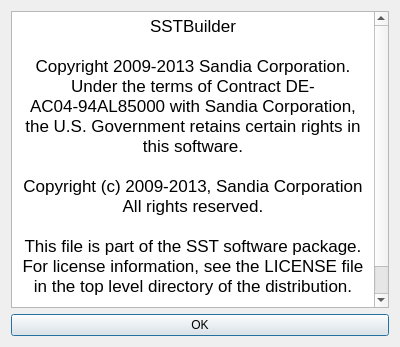
Before: the Qt Designer form tools/sstbuilder/aboutdialog.ui in sstsimulator/sst-workbench, drawn with Qt 5.
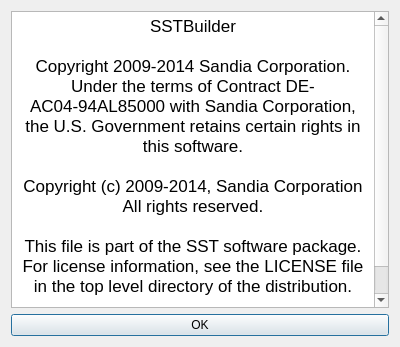
After: the same form once the commit is applied.

```diff
--- a/tools/sstbuilder/aboutdialog.ui
+++ b/tools/sstbuilder/aboutdialog.ui
@@ -29,9 +29,9 @@
 &lt;/style&gt;&lt;/head&gt;&lt;body style=&quot; font-family:'Lucida Grande'; font-size:13pt; font-weight:400; font-style:normal;&quot;&gt;
 &lt;p align=&quot;center&quot; style=&quot; margin-top:0px; margin-bottom:0px; margin-left:0px; margin-right:0px; -qt-block-indent:0; text-indent:0px;&quot;&gt;SSTBuilder&lt;/p&gt;
 &lt;p align=&quot;center&quot; style=&quot;-qt-paragraph-type:empty; margin-top:0px; margin-bottom:0px; margin-left:0px; margin-right:0px; -qt-block-indent:0; text-indent:0px;&quot;&gt;&lt;br /&gt;&lt;/p&gt;
-&lt;p align=&quot;center&quot; style=&quot; margin-top:0px; margin-bottom:0px; margin-left:0px; margin-right:0px; -qt-block-indent:0; text-indent:0px;&quot;&gt;Copyright 2009-2013 Sandia Corporation. Under the terms of Contract DE-AC04-94AL85000 with Sandia Corporation, the U.S. Government retains certain rights in this software.&lt;/p&gt;
+&lt;p align=&quot;center&quot; style=&quot; margin-top:0px; margin-bottom:0px; margin-left:0px; margin-right:0px; -qt-block-indent:0; text-indent:0px;&quot;&gt;Copyright 2009-2014 Sandia Corporation. Under the terms of Contract DE-AC04-94AL85000 with Sandia Corporation, the U.S. Government retains certain rights in this software.&lt;/p&gt;
 &lt;p align=&quot;center&quot; style=&quot;-qt-paragraph-type:empty; margin-top:0px; margin-bottom:0px; margin-left:0px; margin-right:0px; -qt-block-indent:0; text-indent:0px;&quot;&gt;&lt;br /&gt;&lt;/p&gt;
-&lt;p align=&quot;center&quot; style=&quot; margin-top:0px; margin-bottom:0px; margin-left:0px; margin-right:0px; -qt-block-indent:0; text-indent:0px;&quot;&gt;Copyright (c) 2009-2013, Sandia Corporation&lt;/p&gt;
+&lt;p align=&quot;center&quot; style=&quot; margin-top:0px; margin-bottom:0px; margin-left:0px; margin-right:0px; -qt-block-indent:0; text-indent:0px;&quot;&gt;Copyright (c) 2009-2014, Sandia Corporation&lt;/p&gt;
 &lt;p align=&quot;center&quot; style=&quot; margin-top:0px; margin-bottom:0px; margin-left:0px; margin-right:0px; -qt-block-indent:0; text-indent:0px;&quot;&gt;All rights reserved.&lt;/p&gt;
 &lt;p align=&quot;center&quot; style=&quot;-qt-paragraph-type:empty; margin-top:0px; margin-bottom:0px; margin-left:0px; margin-right:0px; -qt-block-indent:0; text-indent:0px;&quot;&gt;&lt;br /&gt;&lt;/p&gt;
 &lt;p align=&quot;center&quot; style=&quot; margin-top:0px; margin-bottom:0px; margin-left:0px; margin-right:0px; -qt-block-indent:0; text-indent:0px;&quot;&gt;This file is part of the SST software package. For license information, see the LICENSE file in the top level directory of the distribution.&lt;/p&gt;
```
